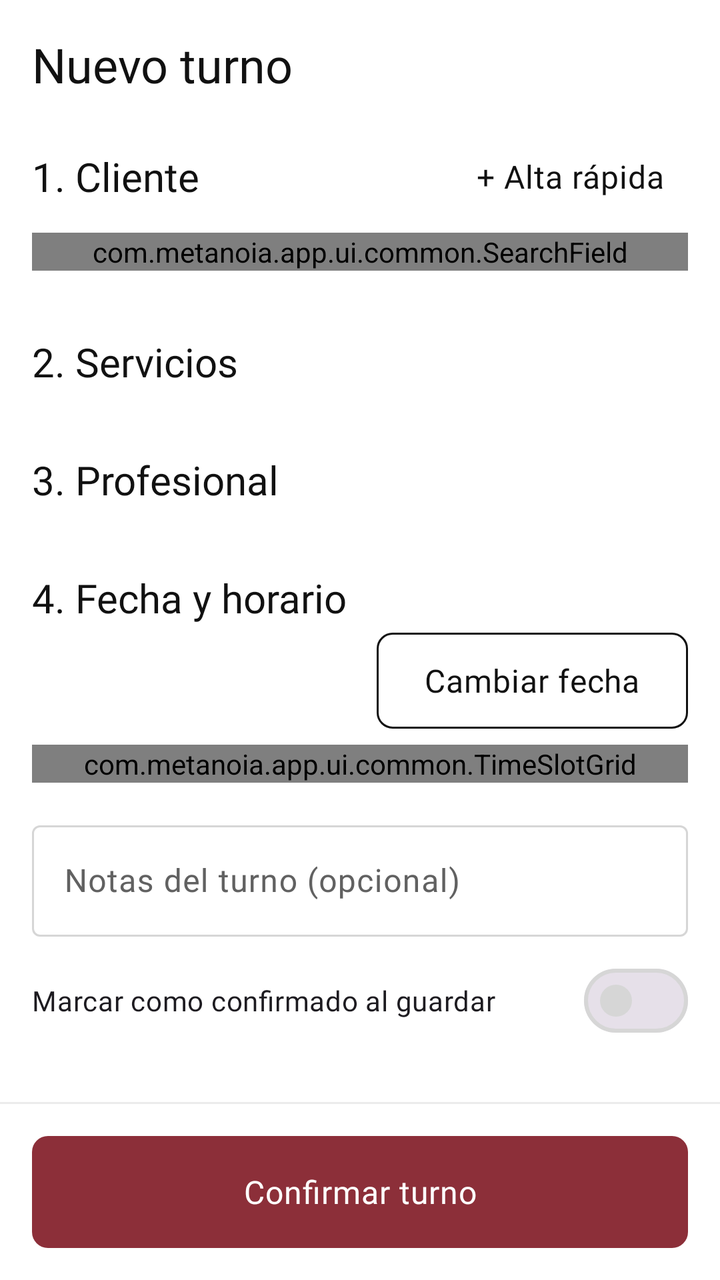
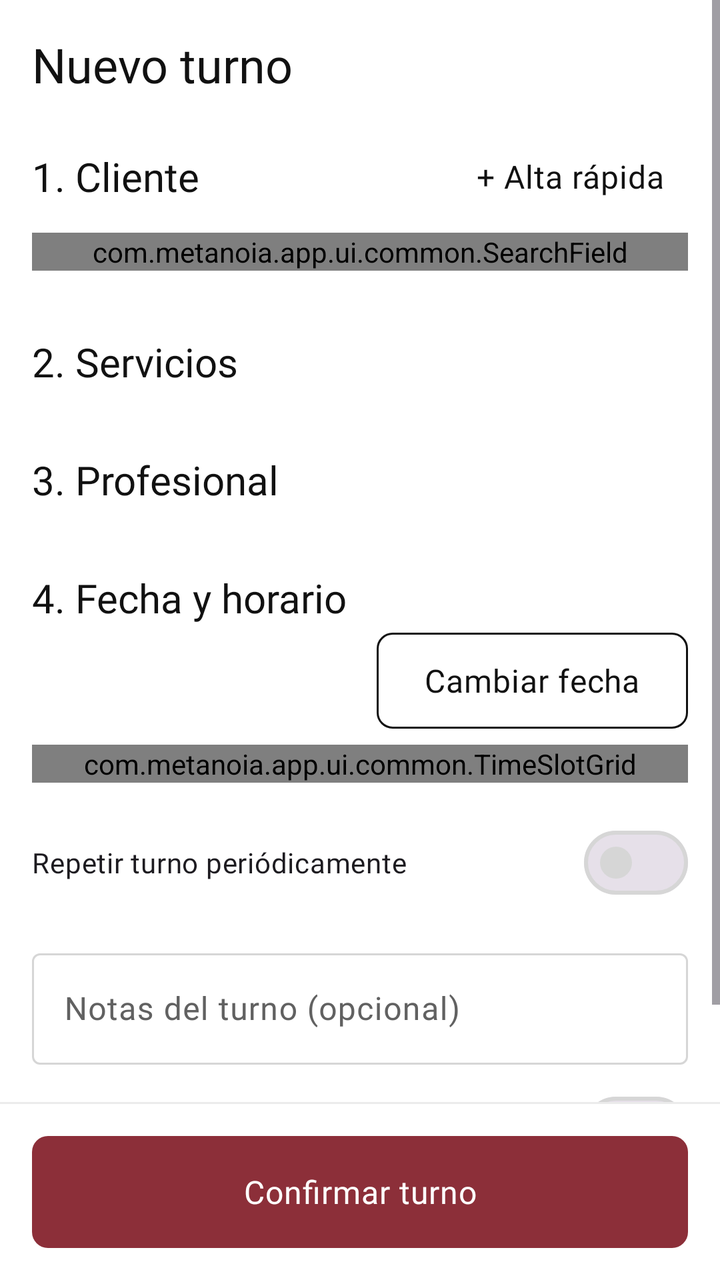

An Android layout rendered at two revisions. The XML below is the earlier revision; the diff shows what the commit changed to produce the second picture.
<!-- AndroidManifest.xml: application theme Theme.Metanoia -->
<!-- res/layout/fragment_appointment_create.xml -->
<?xml version="1.0" encoding="utf-8"?>
<LinearLayout xmlns:android="http://schemas.android.com/apk/res/android"
    xmlns:app="http://schemas.android.com/apk/res-auto"
    android:layout_width="match_parent"
    android:layout_height="match_parent"
    android:orientation="vertical">

    <ScrollView
        android:layout_width="match_parent"
        android:layout_height="0dp"
        android:layout_weight="1">

        <LinearLayout
            android:layout_width="match_parent"
            android:layout_height="wrap_content"
            android:orientation="vertical"
            android:padding="@dimen/screen_margin">

            <TextView
                android:id="@+id/aptCreateTitleHeader"
                android:layout_width="wrap_content"
                android:layout_height="wrap_content"
                android:text="@string/appointment_create_title"
                android:textAppearance="@style/TextAppearance.Metanoia.Headline"
                android:textColor="?attr/colorOnSurface" />

            
            <LinearLayout
                android:id="@+id/sectionClientPicker"
                android:layout_width="match_parent"
                android:layout_height="wrap_content"
                android:layout_marginTop="@dimen/space_m"
                android:orientation="vertical">

                <LinearLayout
                    android:layout_width="match_parent"
                    android:layout_height="wrap_content"
                    android:gravity="center_vertical"
                    android:orientation="horizontal">

                    <TextView
                        android:layout_width="0dp"
                        android:layout_height="wrap_content"
                        android:layout_weight="1"
                        android:text="@string/appointment_section_client"
                        android:textAppearance="@style/TextAppearance.Metanoia.Title"
                        android:textColor="?attr/colorOnSurface" />

                    <com.google.android.material.button.MaterialButton
                        android:id="@+id/btnQuickCreateClient"
                        style="@style/Widget.Metanoia.Button.Text"
                        android:layout_width="wrap_content"
                        android:layout_height="wrap_content"
                        android:text="@string/appointment_quick_client_btn" />
                </LinearLayout>

                <TextView
                    android:id="@+id/txtSelectedClient"
                    android:layout_width="match_parent"
                    android:layout_height="wrap_content"
                    android:layout_marginTop="@dimen/space_xs"
                    android:textAppearance="@style/TextAppearance.Metanoia.Subtitle"
                    android:textColor="@color/accent"
                    android:visibility="gone" />

                <com.metanoia.app.ui.common.SearchField
                    android:id="@+id/aptClientSearchField"
                    android:layout_width="match_parent"
                    android:layout_height="wrap_content"
                    android:layout_marginTop="@dimen/space_xs"
                    app:searchHint="@string/clients_search_hint" />

                <com.google.android.material.chip.ChipGroup
                    android:id="@+id/aptClientResultsGroup"
                    android:layout_width="match_parent"
                    android:layout_height="wrap_content"
                    android:layout_marginTop="@dimen/space_s"
                    app:singleSelection="true" />

                <TextView
                    android:id="@+id/txtClientSearchEmpty"
                    android:layout_width="match_parent"
                    android:layout_height="wrap_content"
                    android:layout_marginTop="@dimen/space_xs"
                    android:text="@string/appointment_client_no_matches"
                    android:textAppearance="@style/TextAppearance.Metanoia.BodySmall"
                    android:textColor="?attr/colorOnSurfaceVariant"
                    android:visibility="gone" />
            </LinearLayout>

            
            <TextView
                android:layout_width="wrap_content"
                android:layout_height="wrap_content"
                android:layout_marginTop="@dimen/space_l"
                android:text="@string/appointment_section_services"
                android:textAppearance="@style/TextAppearance.Metanoia.Title"
                android:textColor="?attr/colorOnSurface" />

            <TextView
                android:id="@+id/txtNoActiveServices"
                android:layout_width="match_parent"
                android:layout_height="wrap_content"
                android:layout_marginTop="@dimen/space_xs"
                android:text="@string/appointment_services_empty"
                android:textAppearance="@style/TextAppearance.Metanoia.BodySmall"
                android:textColor="?attr/colorOnSurfaceVariant"
                android:visibility="gone" />

            <com.google.android.material.chip.ChipGroup
                android:id="@+id/aptServicesChipGroup"
                android:layout_width="match_parent"
                android:layout_height="wrap_content"
                android:layout_marginTop="@dimen/space_s" />

            <LinearLayout
                android:id="@+id/aptServicesSummaryRow"
                android:layout_width="match_parent"
                android:layout_height="wrap_content"
                android:layout_marginTop="@dimen/space_s"
                android:gravity="center_vertical"
                android:orientation="horizontal"
                android:visibility="gone">

                <TextView
                    android:id="@+id/txtAptDurationSummary"
                    android:layout_width="0dp"
                    android:layout_height="wrap_content"
                    android:layout_weight="1"
                    android:textAppearance="@style/TextAppearance.Metanoia.Label"
                    android:textColor="?attr/colorOnSurfaceVariant" />

                <com.metanoia.app.ui.common.MoneyTextView
                    android:id="@+id/txtAptEstimatedPrice"
                    android:layout_width="wrap_content"
                    android:layout_height="wrap_content"
                    android:textAppearance="@style/TextAppearance.Metanoia.Subtitle"
                    android:textColor="?attr/colorOnSurface" />
            </LinearLayout>

            
            <LinearLayout
                android:id="@+id/sectionProAndSchedule"
                android:layout_width="match_parent"
                android:layout_height="wrap_content"
                android:orientation="vertical">

                <TextView
                    android:layout_width="wrap_content"
                    android:layout_height="wrap_content"
                    android:layout_marginTop="@dimen/space_l"
                    android:text="@string/appointment_section_professional"
                    android:textAppearance="@style/TextAppearance.Metanoia.Title"
                    android:textColor="?attr/colorOnSurface" />

                <com.google.android.material.chip.ChipGroup
                    android:id="@+id/aptProfessionalChipGroup"
                    android:layout_width="match_parent"
                    android:layout_height="wrap_content"
                    android:layout_marginTop="@dimen/space_s"
                    app:selectionRequired="true"
                    app:singleSelection="true" />

                <TextView
                    android:id="@+id/txtNoEligiblePros"
                    android:layout_width="match_parent"
                    android:layout_height="wrap_content"
                    android:layout_marginTop="@dimen/space_xs"
                    android:text="@string/appointment_no_eligible_professionals"
                    android:textAppearance="@style/TextAppearance.Metanoia.BodySmall"
                    android:textColor="?attr/colorOnSurfaceVariant"
                    android:visibility="gone" />

                <TextView
                    android:layout_width="wrap_content"
                    android:layout_height="wrap_content"
                    android:layout_marginTop="@dimen/space_l"
                    android:text="@string/appointment_section_schedule"
                    android:textAppearance="@style/TextAppearance.Metanoia.Title"
                    android:textColor="?attr/colorOnSurface" />

                <LinearLayout
                    android:layout_width="match_parent"
                    android:layout_height="wrap_content"
                    android:layout_marginTop="@dimen/space_xs"
                    android:gravity="center_vertical"
                    android:orientation="horizontal">

                    <TextView
                        android:id="@+id/txtAptSelectedDate"
                        android:layout_width="0dp"
                        android:layout_height="wrap_content"
                        android:layout_weight="1"
                        android:textAppearance="@style/TextAppearance.Metanoia.Subtitle"
                        android:textColor="?attr/colorOnSurface" />

                    <com.google.android.material.button.MaterialButton
                        android:id="@+id/btnAptChangeDate"
                        style="@style/Widget.Metanoia.Button.Secondary"
                        android:layout_width="wrap_content"
                        android:layout_height="wrap_content"
                        android:text="@string/appointment_change_date" />
                </LinearLayout>

                <com.metanoia.app.ui.common.TimeSlotGrid
                    android:id="@+id/aptTimeSlotGrid"
                    android:layout_width="match_parent"
                    android:layout_height="wrap_content"
                    android:layout_marginTop="@dimen/space_s" />

                <TextView
                    android:id="@+id/txtNoFreeSlots"
                    android:layout_width="match_parent"
                    android:layout_height="wrap_content"
                    android:layout_marginTop="@dimen/space_xs"
                    android:text="@string/appointment_no_slots_hint"
                    android:textAppearance="@style/TextAppearance.Metanoia.BodySmall"
                    android:textColor="?attr/colorOnSurfaceVariant"
                    android:visibility="gone" />
            </LinearLayout>

            <com.google.android.material.textfield.TextInputLayout
                android:layout_width="match_parent"
                android:layout_height="wrap_content"
                android:layout_marginTop="@dimen/space_m"
                android:hint="@string/appointment_notes_label">

                <com.google.android.material.textfield.TextInputEditText
                    android:id="@+id/inputAptNotes"
                    android:layout_width="match_parent"
                    android:layout_height="wrap_content"
                    android:inputType="textCapSentences|textMultiLine"
                    android:maxLength="300" />
            </com.google.android.material.textfield.TextInputLayout>

            <com.google.android.material.materialswitch.MaterialSwitch
                android:id="@+id/switchAptConfirmed"
                android:layout_width="match_parent"
                android:layout_height="wrap_content"
                android:layout_marginTop="@dimen/space_s"
                android:minHeight="@dimen/touch_target_min"
                android:text="@string/appointment_confirm_immediately" />
        </LinearLayout>
    </ScrollView>

    <View
        android:layout_width="match_parent"
        android:layout_height="@dimen/stroke_width"
        android:background="?attr/colorOutlineVariant" />

    <FrameLayout
        android:layout_width="match_parent"
        android:layout_height="wrap_content"
        android:padding="@dimen/screen_margin">

        <com.google.android.material.button.MaterialButton
            android:id="@+id/btnConfirmAppointment"
            style="@style/Widget.Metanoia.Button.Primary"
            android:layout_width="match_parent"
            android:layout_height="wrap_content"
            android:text="@string/appointment_save_create" />
    </FrameLayout>
</LinearLayout>
<!-- resources referenced by this layout -->
<resources>
  <color name="accent">@color/accent_light</color>
  <dimen name="screen_margin">16dp</dimen>
  <dimen name="space_l">24dp</dimen>
  <dimen name="space_m">16dp</dimen>
  <dimen name="space_s">8dp</dimen>
  <dimen name="space_xs">4dp</dimen>
  <dimen name="stroke_width">1dp</dimen>
  <dimen name="touch_target_min">48dp</dimen>
  <string name="appointment_change_date">Cambiar fecha</string>
  <string name="appointment_client_no_matches">No hay clientes activos que coincidan.</string>
  <string name="appointment_confirm_immediately">Marcar como confirmado al guardar</string>
  <string name="appointment_create_title">Nuevo turno</string>
  <string name="appointment_no_eligible_professionals">Ningún profesional activo realiza todos los servicios seleccionados.</string>
  <string name="appointment_no_slots_hint">No hay horarios disponibles para esta duración en la fecha elegida.</string>
  <string name="appointment_notes_label">Notas del turno (opcional)</string>
  <string name="appointment_quick_client_btn">+ Alta rápida</string>
  <string name="appointment_save_create">Confirmar turno</string>
  <string name="appointment_section_client">1. Cliente</string>
  <string name="appointment_section_professional">3. Profesional</string>
  <string name="appointment_section_schedule">4. Fecha y horario</string>
  <string name="appointment_section_services">2. Servicios</string>
  <string name="appointment_services_empty">Cargá servicios activos primero en Más &gt; Servicios.</string>
  <string name="clients_search_hint">Buscar por nombre o teléfono</string>
  <style name="TextAppearance.Metanoia.BodySmall" parent="TextAppearance.Material3.BodyMedium">
          <item name="fontFamily">@font/inter_regular</item>
          <item name="android:fontFamily">@font/inter_regular</item>
          <item name="android:textSize">14sp</item>
      </style>
  <style name="TextAppearance.Metanoia.Headline" parent="TextAppearance.Material3.HeadlineMedium">
          <item name="fontFamily">@font/montserrat_bold</item>
          <item name="android:fontFamily">@font/montserrat_bold</item>
          <item name="android:textSize">24sp</item>
      </style>
  <style name="TextAppearance.Metanoia.Label" parent="TextAppearance.Material3.LabelLarge">
          <item name="fontFamily">@font/inter_medium</item>
          <item name="android:fontFamily">@font/inter_medium</item>
          <item name="android:textSize">14sp</item>
      </style>
  <color name="accent_light">#8C2F39</color>
  <color name="on_accent">@color/on_accent_light</color>
  <dimen name="button_primary_height">56dp</dimen>
  <dimen name="radius_s">8dp</dimen>
  <dimen name="button_secondary_height">48dp</dimen>
  <color name="ink">#111111</color>
  <color name="white">#FFFFFF</color>
  <color name="on_accent_light">#FFFFFF</color>
  <color name="accent_container_light">#F3E3E5</color>
  <color name="gray50">#F5F5F5</color>
  <color name="gray200">#D6D6D6</color>
  <color name="gray100">#EBEBEB</color>
  <color name="gray600">#616161</color>
  <style name="TextAppearance.Metanoia.Body" parent="TextAppearance.Material3.BodyLarge">
          <item name="fontFamily">@font/inter_regular</item>
          <item name="android:fontFamily">@font/inter_regular</item>
          <item name="android:textSize">16sp</item>
      </style>
  <style name="TextAppearance.Metanoia.Caption" parent="TextAppearance.Material3.BodySmall">
          <item name="fontFamily">@font/inter_regular</item>
          <item name="android:fontFamily">@font/inter_regular</item>
          <item name="android:textSize">12sp</item>
      </style>
  <!-- unchanged entries left out for length: 7 -->
</resources>

<!-- the commit's change to res/layout/fragment_appointment_create.xml (unified diff, before → after) -->
@@ -217,6 +217,54 @@
                     android:textAppearance="@style/TextAppearance.Metanoia.BodySmall"
                     android:textColor="?attr/colorOnSurfaceVariant"
                     android:visibility="gone" />
+
+                <com.google.android.material.materialswitch.MaterialSwitch
+                    android:id="@+id/switchAptRepeat"
+                    android:layout_width="match_parent"
+                    android:layout_height="wrap_content"
+                    android:layout_marginTop="@dimen/space_m"
+                    android:minHeight="@dimen/touch_target_min"
+                    android:text="@string/appointment_repeat_switch" />
+
+                <LinearLayout
+                    android:id="@+id/aptRepeatOptionsContainer"
+                    android:layout_width="match_parent"
+                    android:layout_height="wrap_content"
+                    android:layout_marginTop="@dimen/space_xs"
+                    android:orientation="horizontal"
+                    android:visibility="gone">
+
+                    <com.google.android.material.textfield.TextInputLayout
+                        android:layout_width="0dp"
+                        android:layout_height="wrap_content"
+                        android:layout_weight="1"
+                        android:hint="@string/appointment_repeat_interval_label">
+
+                        <com.google.android.material.textfield.TextInputEditText
+                            android:id="@+id/inputAptRepeatWeeks"
+                            android:layout_width="match_parent"
+                            android:layout_height="wrap_content"
+                            android:inputType="number"
+                            android:maxLength="2"
+                            android:maxLines="1" />
+                    </com.google.android.material.textfield.TextInputLayout>
+
+                    <com.google.android.material.textfield.TextInputLayout
+                        android:layout_width="0dp"
+                        android:layout_height="wrap_content"
+                        android:layout_marginStart="@dimen/space_s"
+                        android:layout_weight="1"
+                        android:hint="@string/appointment_repeat_occurrences_label">
+
+                        <com.google.android.material.textfield.TextInputEditText
+                            android:id="@+id/inputAptRepeatCount"
+                            android:layout_width="match_parent"
+                            android:layout_height="wrap_content"
+                            android:inputType="number"
+                            android:maxLength="2"
+                            android:maxLines="1" />
+                    </com.google.android.material.textfield.TextInputLayout>
+                </LinearLayout>
             </LinearLayout>
 
             <com.google.android.material.textfield.TextInputLayout
<!-- resource entries referenced after the edit -->
@@ -16,6 +16,9 @@
   <string name="appointment_no_slots_hint">No hay horarios disponibles para esta duración en la fecha elegida.</string>
   <string name="appointment_notes_label">Notas del turno (opcional)</string>
   <string name="appointment_quick_client_btn">+ Alta rápida</string>
+  <string name="appointment_repeat_interval_label">Cada cuántas semanas (1–12)</string>
+  <string name="appointment_repeat_occurrences_label">Cantidad de sesiones (2–52)</string>
+  <string name="appointment_repeat_switch">Repetir turno periódicamente</string>
   <string name="appointment_save_create">Confirmar turno</string>
   <string name="appointment_section_client">1. Cliente</string>
   <string name="appointment_section_professional">3. Profesional</string>
